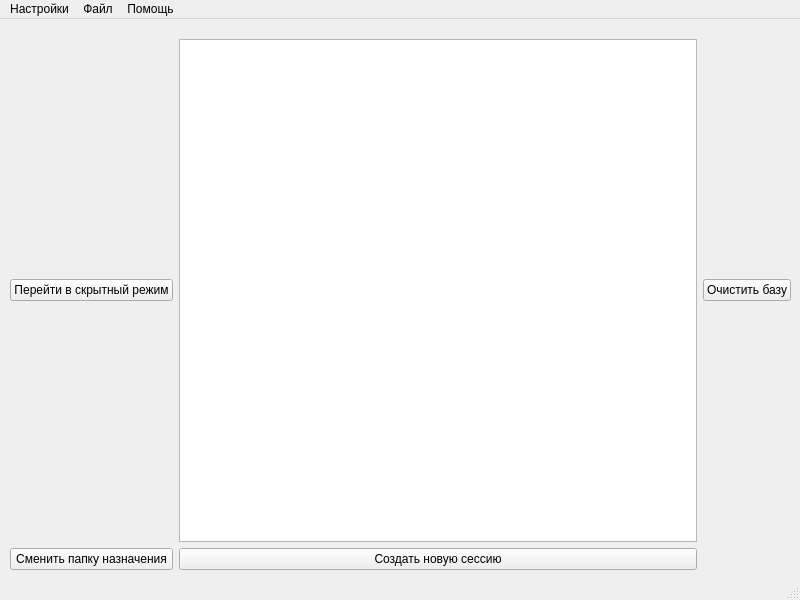
Old version of the form session.ui in the repository gigantina/watch_people.
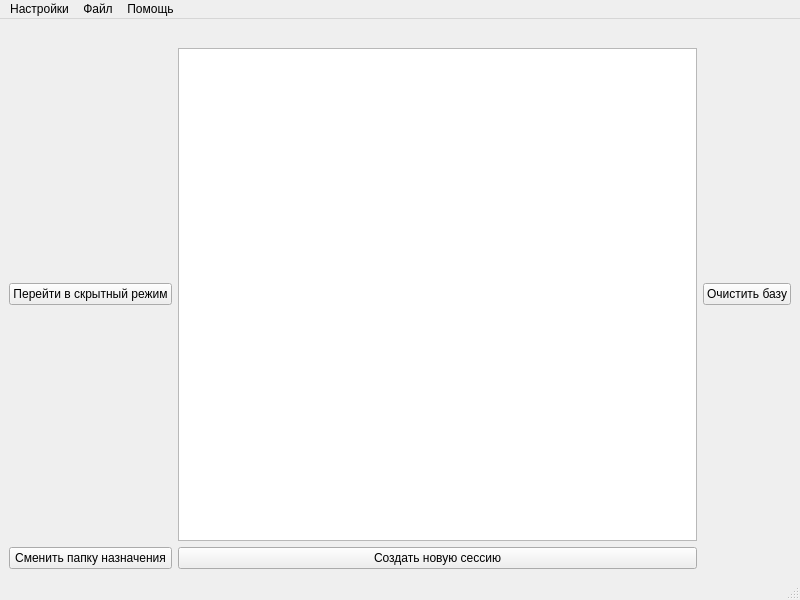
New version of the form.

What changed in the file:
```diff
--- a/session.ui
+++ b/session.ui
@@ -17,15 +17,8 @@
    <string notr="true">background_color: gray;</string>
   </property>
   <widget class="QWidget" name="centralwidget">
-   <widget class="QWidget" name="gridLayoutWidget">
-    <property name="geometry">
-     <rect>
-      <x>10</x>
-      <y>0</y>
-      <width>781</width>
-      <height>551</height>
-     </rect>
-    </property>
+   <layout class="QGridLayout" name="gridLayout_2">
+    <item row="0" column="0">
     <layout class="QGridLayout" name="gridLayout">
      <item row="2" column="1">
       <widget class="QPushButton" name="pushButton_2">
@@ -70,7 +63,8 @@
       </widget>
      </item>
     </layout>
-   </widget>
+    </item>
+   </layout>
   </widget>
   <widget class="QStatusBar" name="statusbar"/>
   <widget class="QMenuBar" name="menubar">
```
Lines whose indentation alone changed are shown as unchanged.
